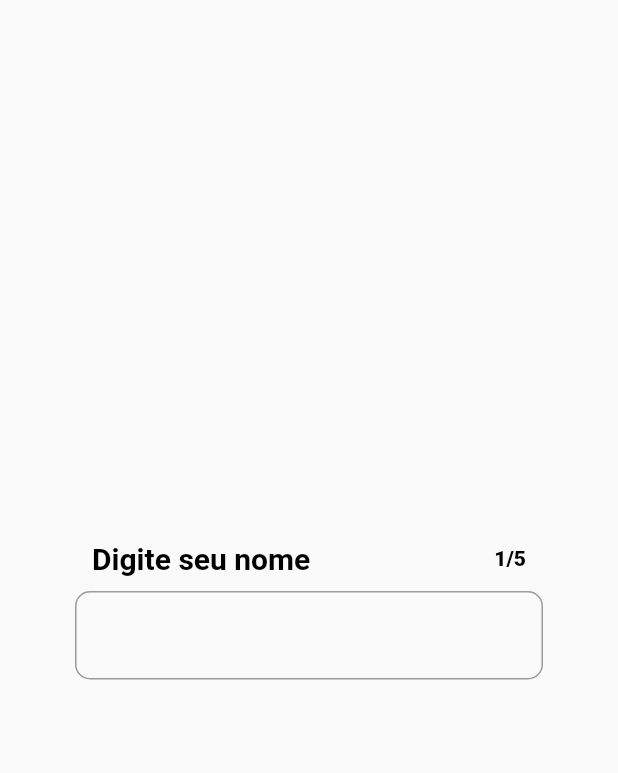
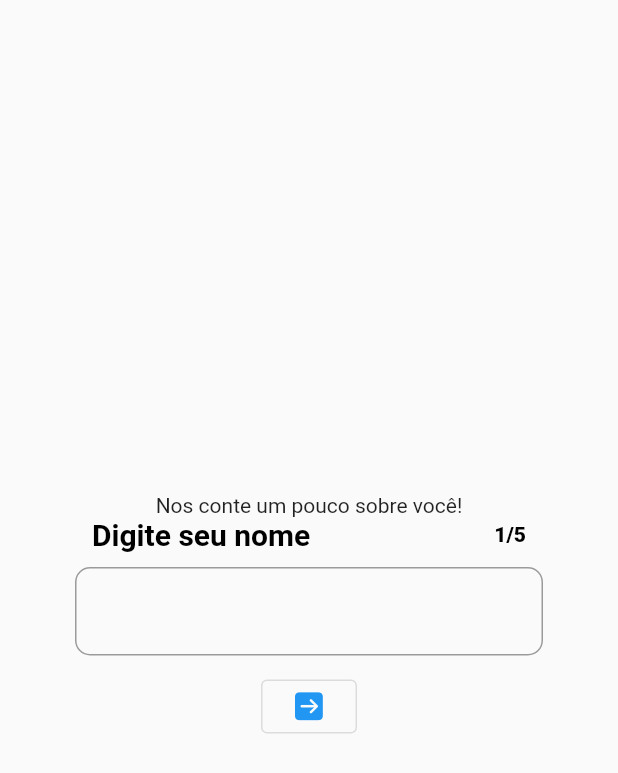
Before and after one commit to Gabriel5748/ConfeitariaAPP, a Flutter app: the CadastroPage screen opened directly, on a phone screen of 412 x 824 dp. Shown: the top 773 px of the screen. Run offline on Flutter 3.47's test engine with Material 2 defaults, Android fonts, the phone set to English and light mode, and no system bars; our stand-ins replace device_preview.

Commit message:
Continuando Cadastro

```diff
--- /dev/null
+++ b/lib/view/Cadastro/cadastro_page1.dart
@@ -0,0 +1,54 @@
+import 'package:app_restaurante/utils/navigators.dart';
+import 'package:flutter/cupertino.dart';
+import 'package:flutter/material.dart';
+
+class CadastroPage extends StatelessWidget {
+  const CadastroPage({super.key});
+  @override
+  Widget build(BuildContext context) {
+    return Scaffold(
+      body: SafeArea(
+        child: Column(
+          mainAxisAlignment: MainAxisAlignment.center,
+          crossAxisAlignment: CrossAxisAlignment.center,
+          children: [
+            const Text('Nos conte um pouco sobre você!'),
+            const Row(
+              mainAxisAlignment: MainAxisAlignment.spaceAround,
+              children: [
+                Text(
+                  'Digite seu nome',
+                  style: TextStyle(
+                      color: Colors.black,
+                      fontSize: 20,
+                      fontWeight: FontWeight.bold),
+                ),
+                Text(
+                  '1/5',
+                  style: TextStyle(
+                      color: Colors.black, fontWeight: FontWeight.w800),
+                )
+              ],
+            ),
+            Padding(
+              padding: const EdgeInsets.symmetric(horizontal: 50, vertical: 10),
+              child: TextField(
+                decoration: InputDecoration(
+                  hintStyle: const TextStyle(color: Colors.black),
+                  border: OutlineInputBorder(
+                    borderRadius: BorderRadius.circular(10),
+                  ),
+                ),
+              ),
+            ),
+            OutlinedButton(
+                onPressed: () => Navigate.cadastroPage2(context),
+                child: const Icon(
+                  CupertinoIcons.arrow_right_square_fill,
+                ))
+          ],
+        ),
+      ),
+    );
+  }
+}
--- a/lib/view/cadastro_page.dart
+++ b/lib/view/Cadastro/cadastro_page5.dart
@@ -1,8 +1,9 @@
+import 'package:app_restaurante/utils/navigators.dart';
+import 'package:flutter/cupertino.dart';
 import 'package:flutter/material.dart';
 
-class CadastroPage extends StatelessWidget {
-  const CadastroPage({super.key});
-
+class CadastroPage5 extends StatelessWidget {
+  const CadastroPage5({super.key});
   @override
   Widget build(BuildContext context) {
     return Scaffold(
@@ -11,18 +12,19 @@ class CadastroPage extends StatelessWidget {
           mainAxisAlignment: MainAxisAlignment.center,
           crossAxisAlignment: CrossAxisAlignment.center,
           children: [
+            const Text('Nos conte um pouco sobre você!'),
             const Row(
               mainAxisAlignment: MainAxisAlignment.spaceAround,
               children: [
                 Text(
-                  'Digite seu nome',
+                  'Ultima etapa',
                   style: TextStyle(
                       color: Colors.black,
                       fontSize: 20,
                       fontWeight: FontWeight.bold),
                 ),
                 Text(
-                  '1/5',
+                  '5/5',
                   style: TextStyle(
                       color: Colors.black, fontWeight: FontWeight.w800),
                 )
@@ -32,15 +34,18 @@ class CadastroPage extends StatelessWidget {
               padding: const EdgeInsets.symmetric(horizontal: 50, vertical: 10),
               child: TextField(
                 decoration: InputDecoration(
-                  hintStyle: const TextStyle(
-                    color: Colors.black
-                  ),
+                  hintText: 'Pensar em algo depois',
                   border: OutlineInputBorder(
                     borderRadius: BorderRadius.circular(10),
                   ),
                 ),
               ),
             ),
+            OutlinedButton(
+                onPressed: () => Navigate.loginPage(context),
+                child: const Icon(
+                  CupertinoIcons.arrow_right_square_fill,
+                ))
           ],
         ),
       ),
--- a/pubspec.yaml
+++ b/pubspec.yaml
@@ -61,7 +61,7 @@ flutter:
 
   # To add assets to your application, add an assets section, like this:
   assets:
-    - assets/images
+    - assets/images/
   #   - images/a_dot_ham.jpeg
 
   # An image asset can refer to one or more resolution-specific "variants", see
```
Also changed, not shown: lib/data/chips_data.dart (added, +10 -0 lines), lib/utils/navigators.dart (+33 -2 lines), lib/view/Cadastro/cadastro_page2.dart (added, +76 -0 lines), lib/view/Cadastro/cadastro_page3.dart (added, +117 -0 lines), lib/view/Cadastro/cadastro_page4.dart (added, +66 -0 lines).
